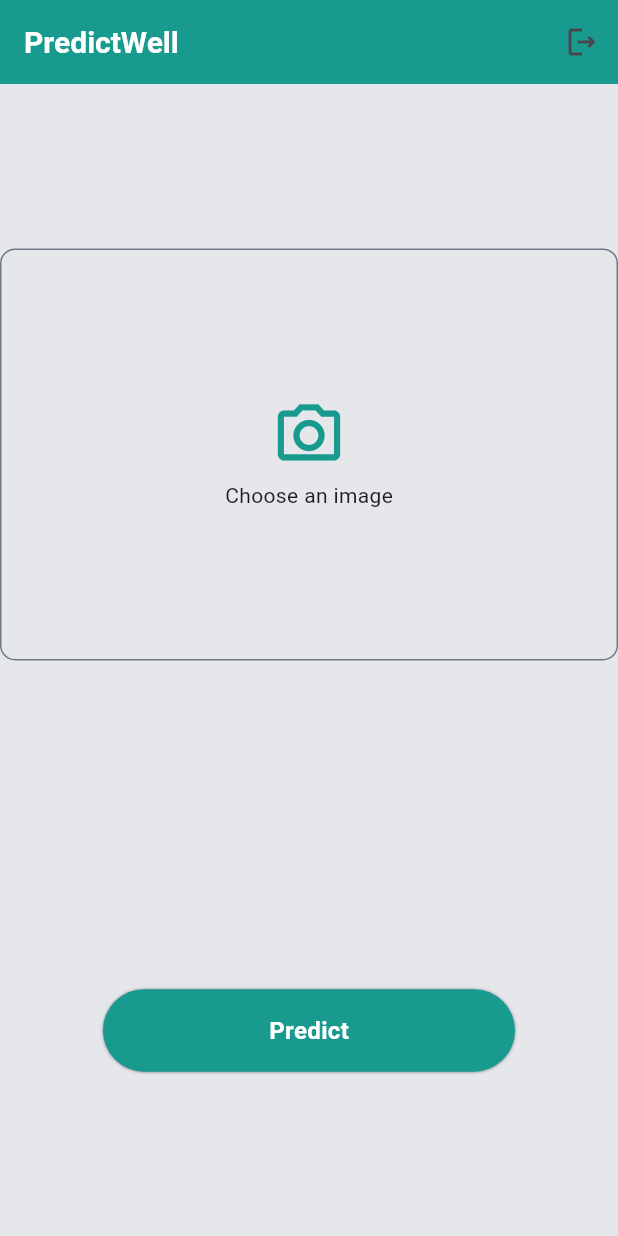
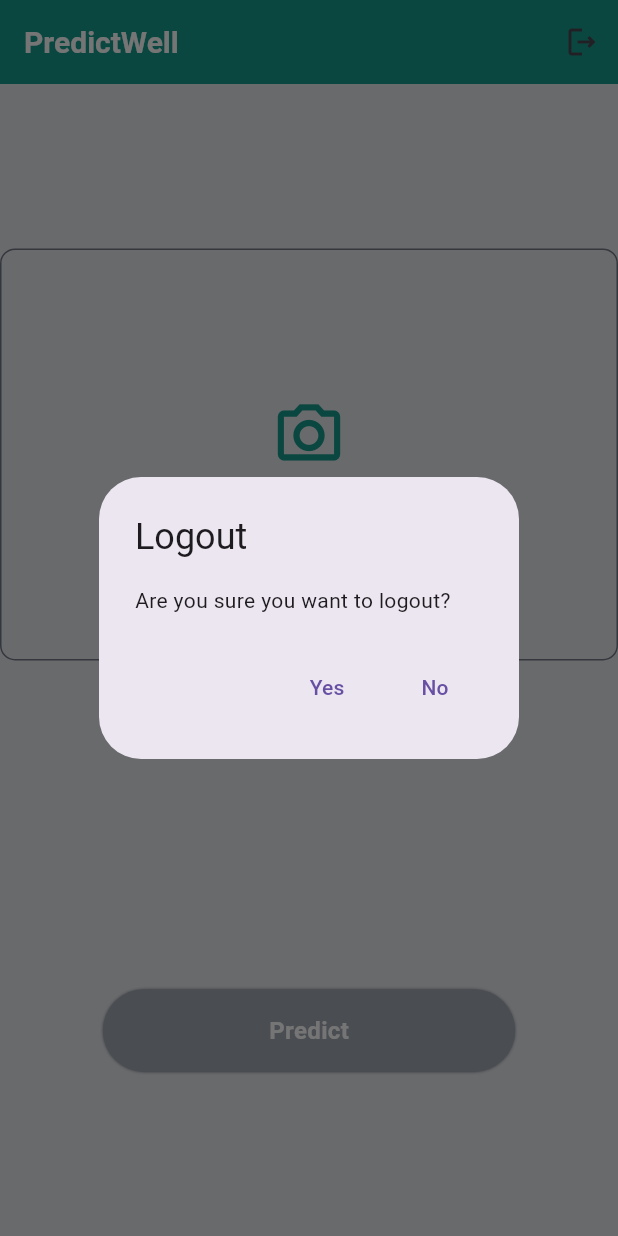
Before and after one commit to itssss-sweta/Disease-Prediction, a Flutter app: the HomePage screen opened by its route, after a tap on the "logout" icon, on a phone screen of 412 x 824 dp. Run offline on Flutter 3.47's test engine with Material 3 defaults, Android fonts, the light colour scheme and no system bars; our stand-ins replace image_picker, shared_preferences; accounts and stored records are empty.

Commit message:
feat: add a alert dialog for assuring logour and set disabling and enabling button in home page

```diff
--- /dev/null
+++ b/lib/features/homepage/presentation/components/alert_dialog_widget.dart
@@ -0,0 +1,30 @@
+import 'package:dis_pred/config/routes/route.dart';
+import 'package:dis_pred/core/cache/cache_services.dart';
+import 'package:dis_pred/features/homepage/domain/home_view_model.dart';
+import 'package:flutter/material.dart';
+import 'package:provider/provider.dart';
+
+void showAlertDialog(BuildContext context) {
+  showDialog(
+    context: context,
+    builder: (context) => AlertDialog(
+      title: const Text('Logout'),
+      content: const Text('Are you sure you want to logout?'),
+      actions: [
+        TextButton(
+            onPressed: () {
+              CacheServices.getCacheServicesInstance.clearCacheData();
+              context.read<HomeViewModel>().image = null;
+              Navigator.of(context).pushNamedAndRemoveUntil(
+                  Routes.loginScreen, (route) => false);
+            },
+            child: const Text('Yes')),
+        TextButton(
+            onPressed: () {
+              Navigator.pop(context);
+            },
+            child: const Text('No'))
+      ],
+    ),
+  );
+}
--- a/lib/features/homepage/presentation/ui/homepage.dart
+++ b/lib/features/homepage/presentation/ui/homepage.dart
@@ -1,11 +1,10 @@
 import 'dart:io';
-import 'package:dis_pred/config/routes/route.dart';
-import 'package:dis_pred/core/cache/cache_services.dart';
 import 'package:dis_pred/core/constants/colors.dart';
 import 'package:dis_pred/core/constants/sizedbox.dart';
 import 'package:dis_pred/core/constants/textstyle.dart';
 import 'package:dis_pred/features/authentication/presentation/ui/components/buttons.dart';
 import 'package:dis_pred/features/homepage/domain/home_view_model.dart';
+import 'package:dis_pred/features/homepage/presentation/components/alert_dialog_widget.dart';
 import 'package:dis_pred/features/homepage/presentation/components/image_with_replacing_button.dart';
 import 'package:dis_pred/features/homepage/presentation/components/photo_picker_modal_bottom_sheet.dart';
 import 'package:dis_pred/features/homepage/presentation/ui/result_screen.dart';
@@ -69,10 +68,7 @@ class _HomePageState extends State<HomePage> {
         actions: [
           IconButton(
               onPressed: () {
-                CacheServices.getCacheServicesInstance.clearCacheData();
-                context.read<HomeViewModel>().image = null;
-                Navigator.of(context).pushNamedAndRemoveUntil(
-                    Routes.loginScreen, (route) => false);
+                showAlertDialog(context);
               },
               icon: const Icon(Icons.logout_outlined))
         ],
@@ -122,11 +118,15 @@ class _HomePageState extends State<HomePage> {
           ),
           Button(
             text: 'Predict',
-            color: ColorPalate.teal,
+            color: context.watch<HomeViewModel>().image != null
+                ? ColorPalate.teal
+                : ColorPalate.lightGrey,
             textStyle: TextStyleCustomized.semibold16white,
-            onTap: () {
-              _uploadImage(context);
-            },
+            onTap: context.watch<HomeViewModel>().image != null
+                ? () {
+                    _uploadImage(context);
+                  }
+                : null,
           )
         ],
       ),
```
